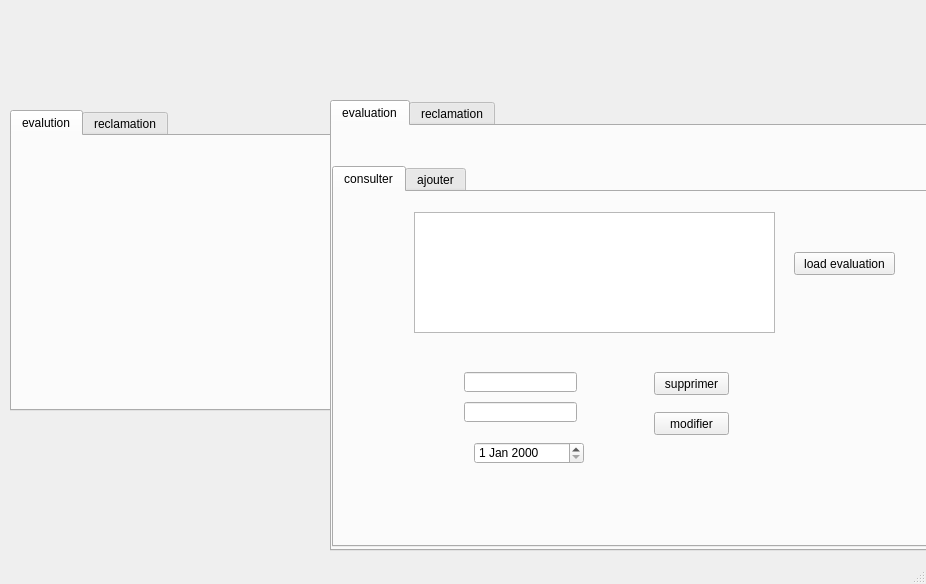
Before: the Qt Designer form gestion evaluation-reclamation/mainwindow.ui in Asma-Mab/Smart_Pastry_2A23, drawn with Qt 5.
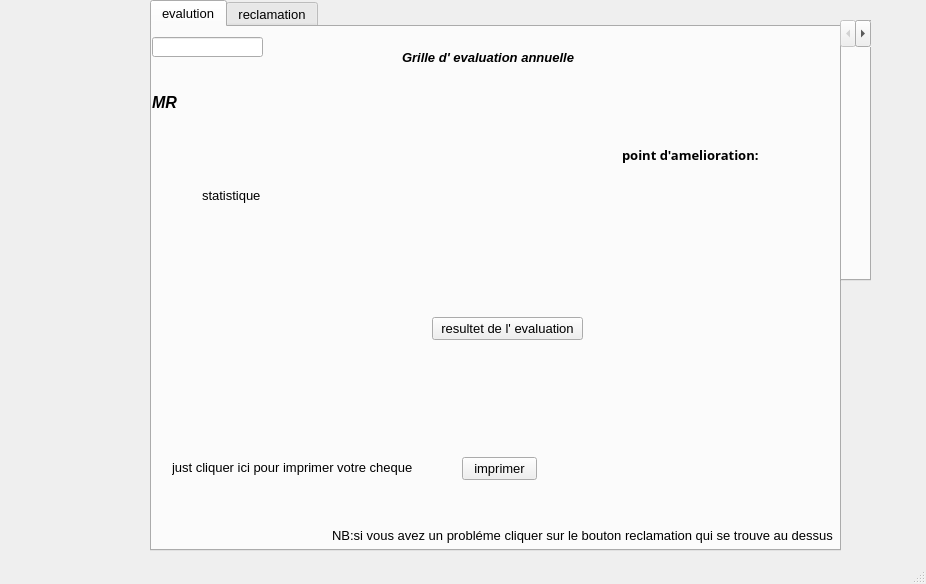
After: the same form once the commit is applied. The open tabs and pages were chosen to show the change.

What changed in the file:
```diff
--- a/gestion evaluation-reclamation/mainwindow.ui
+++ b/gestion evaluation-reclamation/mainwindow.ui
@@ -10,6 +10,11 @@
     <height>584</height>
    </rect>
   </property>
+  <property name="font">
+   <font>
+    <pointsize>10</pointsize>
+   </font>
+  </property>
   <property name="windowTitle">
    <string>MainWindow</string>
   </property>
@@ -17,10 +22,10 @@
    <widget class="QTabWidget" name="tabWidget">
     <property name="geometry">
      <rect>
-      <x>10</x>
-      <y>110</y>
-      <width>321</width>
-      <height>301</height>
+      <x>150</x>
+      <y>0</y>
+      <width>691</width>
+      <height>551</height>
      </rect>
     </property>
     <property name="currentIndex">
@@ -30,6 +35,293 @@
      <attribute name="title">
       <string>evalution</string>
      </attribute>
+     <widget class="QPushButton" name="pdf">
+      <property name="geometry">
+       <rect>
+        <x>310</x>
+        <y>430</y>
+        <width>75</width>
+        <height>23</height>
+       </rect>
+      </property>
+      <property name="text">
+       <string>imprimer</string>
+      </property>
+     </widget>
+     <widget class="QLabel" name="bonj">
+      <property name="geometry">
+       <rect>
+        <x>0</x>
+        <y>50</y>
+        <width>161</width>
+        <height>51</height>
+       </rect>
+      </property>
+      <property name="font">
+       <font>
+        <family>MS Sans Serif</family>
+        <pointsize>12</pointsize>
+        <weight>75</weight>
+        <italic>true</italic>
+        <bold>true</bold>
+       </font>
+      </property>
+      <property name="text">
+       <string>MR </string>
+      </property>
+     </widget>
+     <widget class="QLabel" name="eval">
+      <property name="geometry">
+       <rect>
+        <x>250</x>
+        <y>20</y>
+        <width>251</width>
+        <height>20</height>
+       </rect>
+      </property>
+      <property name="font">
+       <font>
+        <family>MS Sans Serif</family>
+        <pointsize>10</pointsize>
+        <weight>75</weight>
+        <italic>true</italic>
+        <bold>true</bold>
+       </font>
+      </property>
+      <property name="text">
+       <string>Grille d' evaluation annuelle</string>
+      </property>
+     </widget>
+     <widget class="QLabel" name="label_26">
+      <property name="geometry">
+       <rect>
+        <x>50</x>
+        <y>140</y>
+        <width>47</width>
+        <height>13</height>
+       </rect>
+      </property>
+      <property name="text">
+       <string/>
+      </property>
+     </widget>
+     <widget class="QLabel" name="label_27">
+      <property name="geometry">
+       <rect>
+        <x>50</x>
+        <y>170</y>
+        <width>47</width>
+        <height>13</height>
+       </rect>
+      </property>
+      <property name="text">
+       <string/>
+      </property>
+     </widget>
+     <widget class="QPushButton" name="voirevaluation">
+      <property name="geometry">
+       <rect>
+        <x>280</x>
+        <y>290</y>
+        <width>151</width>
+        <height>23</height>
+       </rect>
+      </property>
+      <property name="text">
+       <string>resultet de l' evaluation</string>
+      </property>
+     </widget>
+     <widget class="QLabel" name="autonomie">
+      <property name="geometry">
+       <rect>
+        <x>480</x>
+        <y>170</y>
+        <width>141</width>
+        <height>20</height>
+       </rect>
+      </property>
+      <property name="font">
+       <font>
+        <family>Arial Black</family>
+        <pointsize>11</pointsize>
+        <weight>75</weight>
+        <bold>true</bold>
+       </font>
+      </property>
+      <property name="lineWidth">
+       <number>7</number>
+      </property>
+      <property name="midLineWidth">
+       <number>3</number>
+      </property>
+      <property name="text">
+       <string/>
+      </property>
+     </widget>
+     <widget class="QLineEdit" name="cin">
+      <property name="geometry">
+       <rect>
+        <x>0</x>
+        <y>10</y>
+        <width>111</width>
+        <height>20</height>
+       </rect>
+      </property>
+     </widget>
+     <widget class="QLabel" name="amelioration">
+      <property name="geometry">
+       <rect>
+        <x>470</x>
+        <y>120</y>
+        <width>171</width>
+        <height>16</height>
+       </rect>
+      </property>
+      <property name="font">
+       <font>
+        <family>Arial Black</family>
+        <pointsize>10</pointsize>
+        <weight>75</weight>
+        <bold>true</bold>
+       </font>
+      </property>
+      <property name="text">
+       <string>point d'amelioration:</string>
+      </property>
+     </widget>
+     <widget class="QLabel" name="label_29">
+      <property name="geometry">
+       <rect>
+        <x>180</x>
+        <y>500</y>
+        <width>511</width>
+        <height>16</height>
+       </rect>
+      </property>
+      <property name="text">
+       <string>NB:si vous avez un probléme cliquer sur le bouton reclamation qui se trouve au dessus</string>
+      </property>
+     </widget>
+     <widget class="QLabel" name="label_30">
+      <property name="geometry">
+       <rect>
+        <x>20</x>
+        <y>430</y>
+        <width>251</width>
+        <height>20</height>
+       </rect>
+      </property>
+      <property name="text">
+       <string>just cliquer ici pour imprimer votre cheque</string>
+      </property>
+     </widget>
+     <widget class="QLabel" name="label_31">
+      <property name="geometry">
+       <rect>
+        <x>50</x>
+        <y>160</y>
+        <width>191</width>
+        <height>16</height>
+       </rect>
+      </property>
+      <property name="text">
+       <string>statistique</string>
+      </property>
+     </widget>
+     <widget class="QLabel" name="fiabilite">
+      <property name="geometry">
+       <rect>
+        <x>480</x>
+        <y>200</y>
+        <width>141</width>
+        <height>20</height>
+       </rect>
+      </property>
+      <property name="font">
+       <font>
+        <family>Arial Black</family>
+        <pointsize>11</pointsize>
+        <weight>75</weight>
+        <bold>true</bold>
+       </font>
+      </property>
+      <property name="lineWidth">
+       <number>7</number>
+      </property>
+      <property name="midLineWidth">
+       <number>3</number>
+      </property>
+      <property name="text">
+       <string/>
+      </property>
+     </widget>
+     <widget class="QLabel" name="performance">
+      <property name="geometry">
+       <rect>
+        <x>480</x>
+        <y>150</y>
+        <width>141</width>
+        <height>20</height>
+       </rect>
+      </property>
+      <property name="font">
+       <font>
+        <family>Arial Black</family>
+        <pointsize>11</pointsize>
+        <weight>75</weight>
+        <bold>true</bold>
+       </font>
+      </property>
+      <property name="lineWidth">
+       <number>7</number>
+      </property>
+      <property name="midLineWidth">
+       <number>3</number>
+      </property>
+      <property name="text">
+       <string/>
+      </property>
+     </widget>
+     <widget class="QLabel" name="augmentation">
+      <property name="geometry">
+       <rect>
+        <x>0</x>
+        <y>390</y>
+        <width>251</width>
+        <height>20</height>
+       </rect>
+      </property>
+      <property name="font">
+       <font>
+        <pointsize>10</pointsize>
+        <weight>75</weight>
+        <bold>true</bold>
+       </font>
+      </property>
+      <property name="text">
+       <string/>
+      </property>
+     </widget>
+     <widget class="QLabel" name="prime">
+      <property name="geometry">
+       <rect>
+        <x>260</x>
+        <y>390</y>
+        <width>251</width>
+        <height>20</height>
+       </rect>
+      </property>
+      <property name="font">
+       <font>
+        <pointsize>10</pointsize>
+        <weight>75</weight>
+        <bold>true</bold>
+       </font>
+      </property>
+      <property name="text">
+       <string/>
+      </property>
+     </widget>
     </widget>
     <widget class="QWidget" name="reclamation">
      <attribute name="title">
@@ -284,10 +576,10 @@
    <widget class="QTabWidget" name="tabWidget_2">
     <property name="geometry">
      <rect>
-      <x>330</x>
-      <y>100</y>
-      <width>601</width>
-      <height>451</height>
+      <x>840</x>
+      <y>20</y>
+      <width>31</width>
+      <height>261</height>
      </rect>
     </property>
     <property name="currentIndex">
@@ -300,18 +592,18 @@
      <widget class="QTabWidget" name="tabWidget_4">
       <property name="geometry">
        <rect>
-        <x>0</x>
-        <y>40</y>
-        <width>601</width>
+        <x>30</x>
+        <y>10</y>
+        <width>571</width>
         <height>381</height>
        </rect>
       </property>
       <property name="currentIndex">
        <number>0</number>
       </property>
-      <widget class="QWidget" name="consulter_reclam">
+      <widget class="QWidget" name="tab">
        <attribute name="title">
-        <string>consulter</string>
+        <string>liste employee</string>
        </attribute>
        <widget class="QTableView" name="tableView_2">
         <property name="geometry">
```
Left out of the diff: 322 changed lines with no effect on the pictures.
